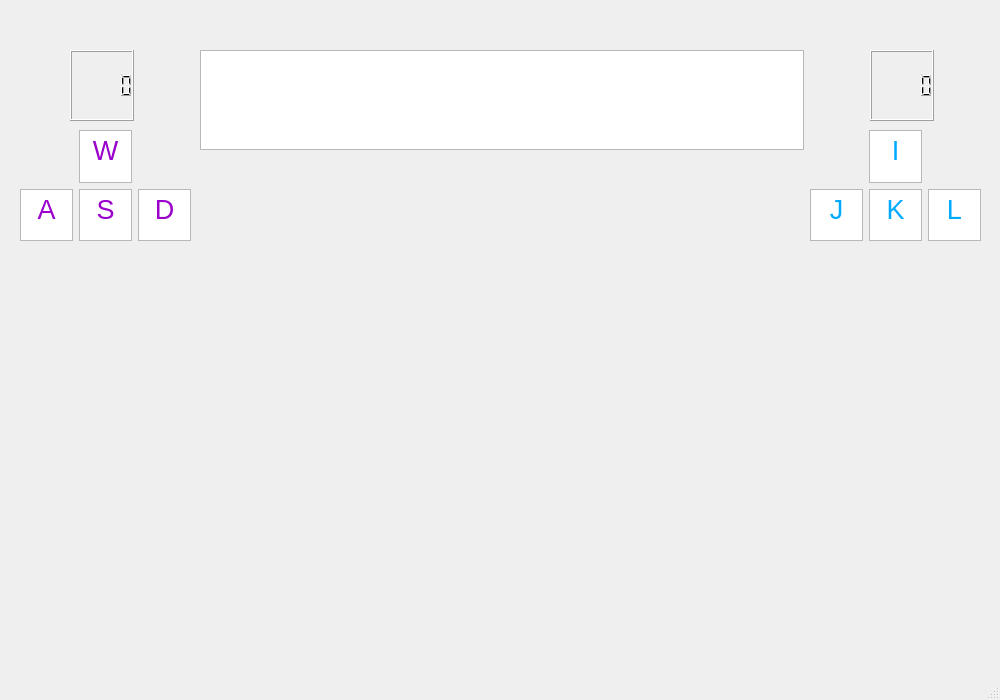
The window that Snakey/mainwindow.ui (MatthewGraber/SnakeQT) describes before a commit, drawn with Qt 5.
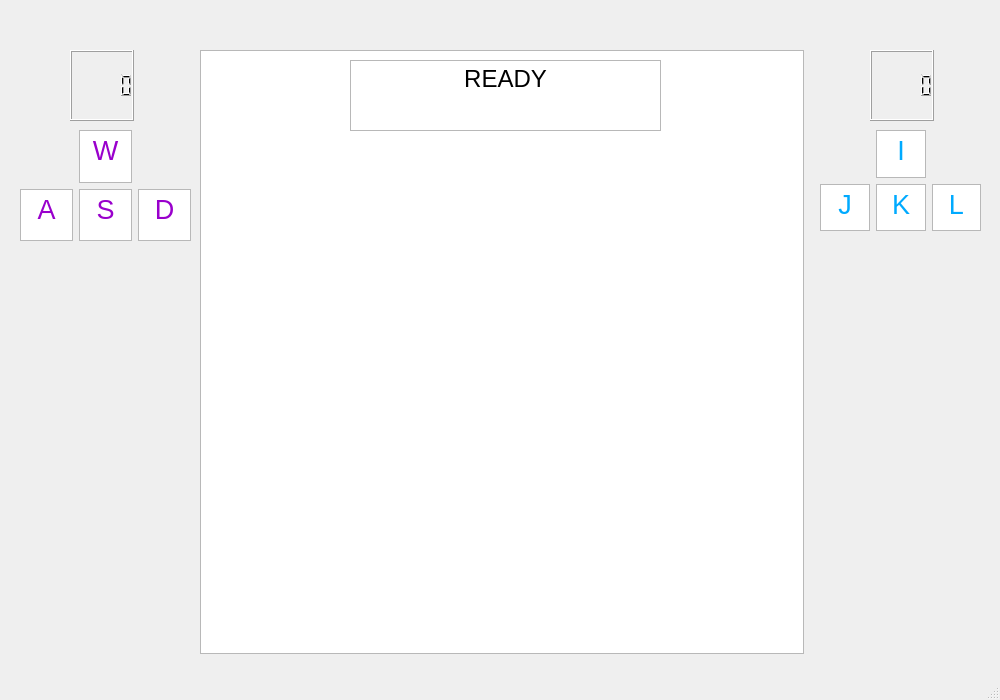
The same window after the commit.

Patch:
```diff
--- a/Snakey/mainwindow.ui
+++ b/Snakey/mainwindow.ui
@@ -20,7 +20,7 @@
       <x>200</x>
       <y>50</y>
       <width>604</width>
-      <height>100</height>
+      <height>604</height>
      </rect>
     </property>
    </widget>
@@ -275,10 +275,10 @@
    <widget class="QWidget" name="gridLayoutWidget_2">
     <property name="geometry">
      <rect>
-      <x>810</x>
+      <x>820</x>
       <y>130</y>
-      <width>171</width>
-      <height>111</height>
+      <width>161</width>
+      <height>101</height>
      </rect>
     </property>
     <layout class="QGridLayout" name="gridLayout_2">
@@ -500,6 +500,26 @@
      </item>
     </layout>
    </widget>
+   <widget class="QTextEdit" name="readyText">
+    <property name="geometry">
+     <rect>
+      <x>350</x>
+      <y>60</y>
+      <width>311</width>
+      <height>71</height>
+     </rect>
+    </property>
+    <property name="html">
+     <string>&lt;!DOCTYPE HTML PUBLIC &quot;-//W3C//DTD HTML 4.0//EN&quot; &quot;http://www.w3.org/TR/REC-html40/strict.dtd&quot;&gt;
+&lt;html&gt;&lt;head&gt;&lt;meta name=&quot;qrichtext&quot; content=&quot;1&quot; /&gt;&lt;meta charset=&quot;utf-8&quot; /&gt;&lt;style type=&quot;text/css&quot;&gt;
+p, li { white-space: pre-wrap; }
+hr { height: 1px; border-width: 0; }
+li.unchecked::marker { content: &quot;\2610&quot;; }
+li.checked::marker { content: &quot;\2612&quot;; }
+&lt;/style&gt;&lt;/head&gt;&lt;body style=&quot; font-family:'Segoe UI'; font-size:9pt; font-weight:400; font-style:normal;&quot;&gt;
+&lt;p align=&quot;center&quot; style=&quot; margin-top:0px; margin-bottom:0px; margin-left:0px; margin-right:0px; -qt-block-indent:0; text-indent:0px;&quot;&gt;&lt;span style=&quot; font-size:18pt;&quot;&gt;READY&lt;/span&gt;&lt;/p&gt;&lt;/body&gt;&lt;/html&gt;</string>
+    </property>
+   </widget>
   </widget>
   <widget class="QMenuBar" name="menubar">
    <property name="geometry">
```
Left out of the diff: 2 changed lines with no effect on the pictures.
